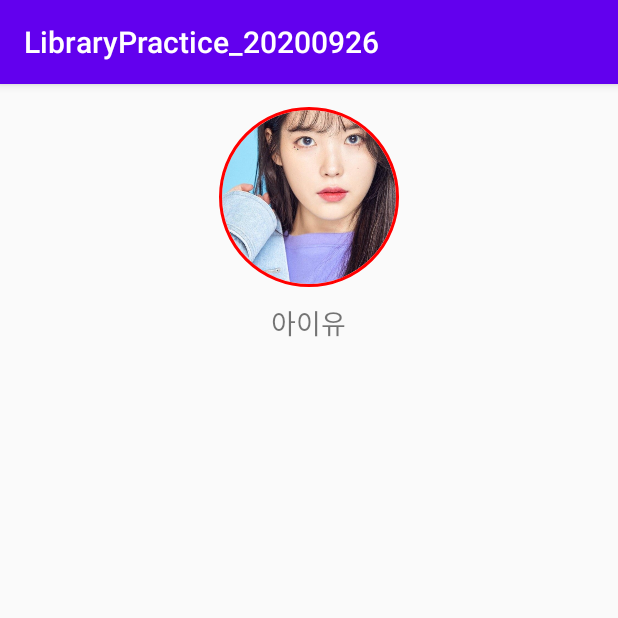
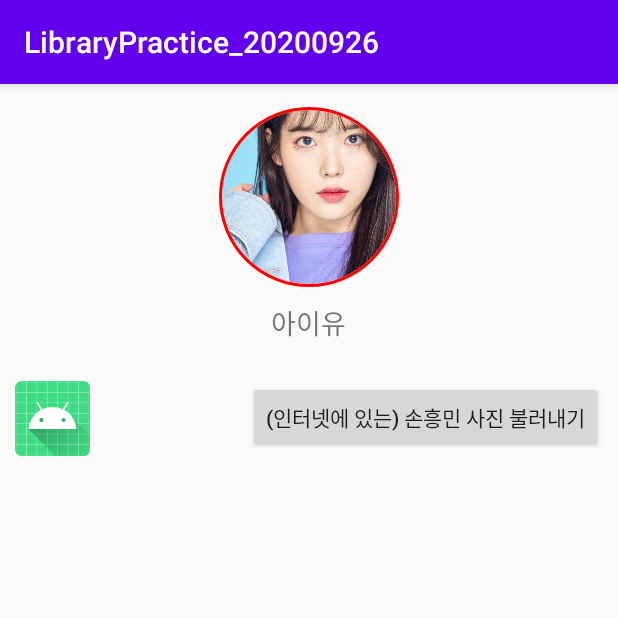
Before and after one commit to cho881020/LibraryPractice_20200926, an Android app: the screen it shows after launch (MainActivity), on a phone screen of 412 x 824 dp, the top half of it. Run offline under Robolectric (Android 15) with nearby library versions, the phone set to English and light mode, and no system bars; our stand-ins replace CircleImageView; pictures from the network do not load.

```diff
--- a/app/build.gradle
+++ b/app/build.gradle
@@ -32,6 +32,8 @@ dependencies {
     implementation 'com.github.chrisbanes:PhotoView:2.3.0'
     implementation 'androidx.appcompat:appcompat:1.2.0'
     implementation 'androidx.constraintlayout:constraintlayout:2.0.1'
+    implementation 'com.github.bumptech.glide:glide:4.11.0'
+    annotationProcessor 'com.github.bumptech.glide:compiler:4.11.0'
     testImplementation 'junit:junit:4.12'
     androidTestImplementation 'androidx.test.ext:junit:1.1.2'
     androidTestImplementation 'androidx.test.espresso:espresso-core:3.3.0'
--- a/app/src/main/AndroidManifest.xml
+++ b/app/src/main/AndroidManifest.xml
@@ -1,6 +1,8 @@
 <?xml version="1.0" encoding="utf-8"?>
 <manifest xmlns:android="http://schemas.android.com/apk/res/android"
     package="kr.co.tjoeun.librarypractice_20200926">
+
+    <uses-permission android:name="android.permission.INTERNET" />
 
     <application
         android:allowBackup="true"
--- a/app/src/main/java/kr/co/tjoeun/librarypractice_20200926/MainActivity.kt
+++ b/app/src/main/java/kr/co/tjoeun/librarypractice_20200926/MainActivity.kt
@@ -4,6 +4,7 @@ import android.content.Intent
 import androidx.appcompat.app.AppCompatActivity
 import android.os.Bundle
 import android.widget.Toast
+import com.bumptech.glide.Glide
 import kotlinx.android.synthetic.main.activity_main.*
 
 class MainActivity : BaseActivity() {
@@ -21,6 +22,12 @@ class MainActivity : BaseActivity() {
 
     override fun setValues() {
 
+        loadWebImageButton.setOnClickListener {
+
+            Glide.with(mContext).load("https://lh3.googleusercontent.com/proxy/LTmNdp347w0ZC0EqVyQjmIkuBD3ZDzfpV7qD0I2T53yfjm9gCF2iNkKfnn8gpTohMaO21CLVvQddvEy1deJ97HIvza_B7n01Ps9h7vLF29X1ZLszrlS8hTGW2fXnJTGx1YzXNMalvEiE458").into(otherPersonImg)
+
+        }
+
         profilePhotoImg.setOnClickListener {
 //            Toast.makeText(mContext, "사진 클릭됨", Toast.LENGTH_SHORT).show()
 
--- a/app/src/main/res/layout/activity_main.xml
+++ b/app/src/main/res/layout/activity_main.xml
@@ -32,4 +32,29 @@
 
     </LinearLayout>
 
+    <LinearLayout
+        android:layout_width="match_parent"
+        android:layout_height="wrap_content"
+        android:orientation="horizontal"
+        android:padding="10dp">
+
+        <ImageView
+            android:id="@+id/otherPersonImg"
+            android:layout_width="50dp"
+            android:layout_height="50dp"
+            android:src="@mipmap/ic_launcher" />
+
+        <TextView
+            android:layout_width="0dp"
+            android:layout_height="wrap_content"
+            android:layout_weight="1" />
+
+        <Button
+            android:id="@+id/loadWebImageButton"
+            android:layout_width="wrap_content"
+            android:layout_height="wrap_content"
+            android:text="(인터넷에 있는) 손흥민 사진 불러내기" />
+
+    </LinearLayout>
+
 </LinearLayout>
```
